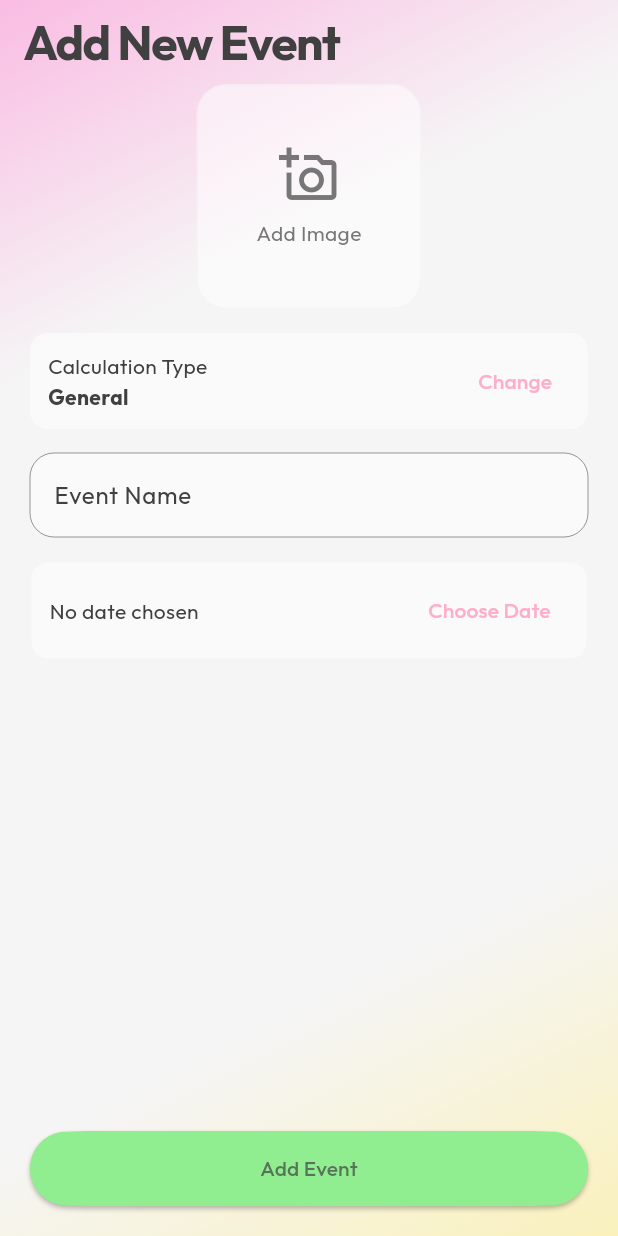
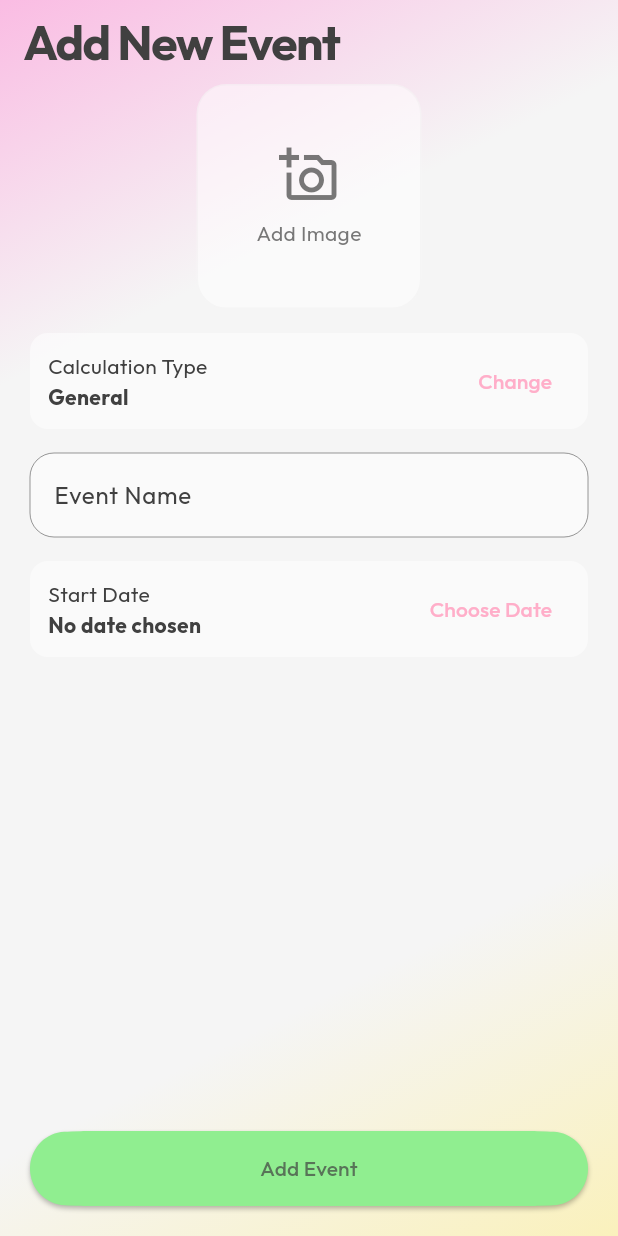
Before and after one commit to syafiqadibafham/ngam_plan, a Flutter app: the AddEventPage widget shown alone on an empty page, opened directly, on a phone screen of 412 x 824 dp. Run offline on Flutter 3.47's test engine with Material 3 defaults, Android fonts, the phone set to English and light mode, and no system bars; our stand-ins replace bloc, cached_network_image, equatable, flutter_animate, flutter_bloc, freezed_annotation and 9 more; missing offline and left inert: smooth_sheets; accounts and stored records are empty.

Commit message:
fix: improve overall widget fix: add emoji for calculation type fix: the app didnt detect today is the event and continue for the next occurance

```diff
--- a/lib/features/events/models/calculation_types.dart
+++ b/lib/features/events/models/calculation_types.dart
@@ -1,8 +1,11 @@
 enum CalculationType {
-  birthday,
-  anniversary,
-  holiday,
-  memory,
-  range,
-  general,
+  birthday("🎂"),
+  anniversary("🤵🏼👰🏼‍♀️"),
+  holiday("🏖️"),
+  memory("🏞️"),
+  range("🗓️"),
+  general("🎟️");
+
+  const CalculationType(this.emoji);
+  final String emoji;
 }
--- a/lib/features/events/view/add_event_view.dart
+++ b/lib/features/events/view/add_event_view.dart
@@ -11,8 +11,10 @@ import 'package:ngam_plan/features/events/models/event.dart';
 import 'package:ngam_plan/features/events/models/calculation_types.dart';
 import 'package:ngam_plan/features/events/widgets/calculation_type_selector.dart';
 import 'package:ngam_plan/src/core/theme/app_colors.dart';
+import 'package:ngam_plan/src/localization/app_localizations.dart';
 import 'package:ngam_plan/src/widgets/app_screen.dart';
 import 'package:ngam_plan/src/widgets/button.dart';
+import 'package:ngam_plan/src/widgets/date_selector.dart';
 import 'package:ngam_plan/src/widgets/text_input.dart';
 
 class AddEventPage extends StatefulWidget {
@@ -138,7 +140,7 @@ class _AddEventPageState extends State<AddEventPage> {
                   },
                 ),
                 const SizedBox(height: 16),
-                _buildDatePicker(),
+                DateSelector(label: AppLocalizations.of(context)!.startDateLabel, selectedDate: _selectedDate, selectedCalculationType: _selectedType),
               ],
             ),
           ),
@@ -179,40 +181,4 @@ class _AddEventPageState extends State<AddEventPage> {
       ),
     );
   }
-
-  Widget _buildDatePicker() {
-    return Container(
-      padding: const EdgeInsets.symmetric(horizontal: 12, vertical: 8),
-      decoration: BoxDecoration(
-        color: AppColors.glassSurface,
-        borderRadius: BorderRadius.circular(12),
-        border: Border.all(color: AppColors.glassBorder),
-      ),
-      child: Row(
-        mainAxisAlignment: MainAxisAlignment.spaceBetween,
-        children: [
-          Text(
-            _selectedDate == null ? 'No date chosen' : 'Date: ${_selectedDate!.toLocal().toString().split(' ')[0]}',
-            style: const TextStyle(color: AppColors.textPrimary),
-          ),
-          TextButton(
-            onPressed: () async {
-              final pickedDate = await showDatePicker(
-                context: context,
-                initialDate: _selectedDate ?? DateTime.now(),
-                firstDate: DateTime(1900),
-                lastDate: _selectedType.lastDate,
-              );
-              if (pickedDate != null) {
-                setState(() {
-                  _selectedDate = pickedDate;
-                });
-              }
-            },
-            child: const Text('Choose Date'),
-          ),
-        ],
-      ),
-    );
-  }
 }
--- a/lib/features/events/view/events_view.dart
+++ b/lib/features/events/view/events_view.dart
@@ -2,7 +2,6 @@ import 'package:flutter/material.dart';
 import 'package:flutter_bloc/flutter_bloc.dart';
 import 'package:go_router/go_router.dart';
 import 'package:ngam_plan/core/routing/app_routes.dart';
-import 'package:ngam_plan/features/countdown/models/countdown.dart';
 import 'package:ngam_plan/features/events/cubit/events_cubit.dart';
 import 'package:ngam_plan/features/events/models/event_extension.dart';
 import 'package:ngam_plan/src/core/theme/app_icons.dart';
--- a/lib/features/events/widgets/calculation_type_selector.dart
+++ b/lib/features/events/widgets/calculation_type_selector.dart
@@ -76,6 +76,7 @@ class _CalculationTypeSheetState extends State<_CalculationTypeSheet> {
                       selected: isSelected,
                       selectedColor: Theme.of(context).colorScheme.primary,
                       tileColor: Theme.of(context).cardColor,
+                      leading: Text(type.emoji),
                       titleTextStyle: isSelected
                           ? TextStyle(
                               color: Theme.of(context).colorScheme.primary,
--- a/lib/features/home/widgets/event_home_widget.dart
+++ b/lib/features/home/widgets/event_home_widget.dart
@@ -18,6 +18,7 @@ class EventHomeWidget extends StatelessWidget {
 
   @override
   Widget build(BuildContext context) {
+    final countdown = CountdownCalculator.getCountdown(event, context);
     return GestureDetector(
       onTap: () {
         onTap?.call();
@@ -118,7 +119,7 @@ class EventHomeWidget extends StatelessWidget {
                         Icon(LucideIcons.hourglass, size: 14, color: Theme.of(context).colorScheme.primary),
                         const SizedBox(width: 4),
                         Text(
-                          CountdownCalculator.getCountdownString(event, context),
+                          countdown.milestoneLabel,
                           style: Theme.of(context).textTheme.labelSmall?.copyWith(
                                 color: Theme.of(context).colorScheme.primary,
                                 fontWeight: FontWeight.bold,
--- a/lib/features/home/widgets/events_home_widget.dart
+++ b/lib/features/home/widgets/events_home_widget.dart
@@ -4,8 +4,8 @@ import 'package:ngam_plan/features/events/models/event_extension.dart';
 import 'package:ngam_plan/features/events/models/events_extension.dart';
 import 'package:ngam_plan/features/home/widgets/event_home_widget.dart';
 
-class EvenstHomeWidget extends StatelessWidget {
-  const EvenstHomeWidget({super.key, required this.events});
+class EventsHomeWidget extends StatelessWidget {
+  const EventsHomeWidget({super.key, required this.events});
 
   final List<Event> events;
 
--- a/lib/src/localization/app_en.arb
+++ b/lib/src/localization/app_en.arb
@@ -97,5 +97,6 @@
   "endDateLabel": "End Date",
   "nextOccurrenceLabel": "Next Occurrence",
   "calculationTypeLabel": "Calculation Type",
-  "eventDetailsTitle": "Event Details"
+  "eventDetailsTitle": "Event Details",
+  "today": "Today"
 }
--- a/lib/src/localization/app_localizations.dart
+++ b/lib/src/localization/app_localizations.dart
@@ -273,6 +273,12 @@ abstract class AppLocalizations {
   /// In en, this message translates to:
   /// **'Event Details'**
   String get eventDetailsTitle;
+
+  /// No description provided for @today.
+  ///
+  /// In en, this message translates to:
+  /// **'Today'**
+  String get today;
 }
 
 class _AppLocalizationsDelegate
--- a/lib/src/localization/app_localizations_en.dart
+++ b/lib/src/localization/app_localizations_en.dart
@@ -109,4 +109,7 @@ class AppLocalizationsEn extends AppLocalizations {
 
   @override
   String get eventDetailsTitle => 'Event Details';
+
+  @override
+  String get today => 'Today';
 }
--- a/lib/src/widgets/card.dart
+++ b/lib/src/widgets/card.dart
@@ -3,12 +3,13 @@ import 'package:ngam_plan/src/core/theme/app_colors.dart';
 import 'package:shimmer/shimmer.dart';
 
 class ContainerCard extends StatelessWidget {
-  const ContainerCard({super.key, required this.child, this.isLoading = false, this.width, this.height});
+  const ContainerCard({super.key, required this.child, this.isLoading = false, this.width, this.height, this.backgroundColor});
 
   final Widget child;
   final bool isLoading;
   final double? width;
   final double? height;
+  final Color? backgroundColor;
 
   @override
   Widget build(BuildContext context) {
@@ -16,7 +17,7 @@ class ContainerCard extends StatelessWidget {
       return Container(
         padding: const EdgeInsets.symmetric(horizontal: 12, vertical: 8),
         decoration: BoxDecoration(
-          color: Theme.of(context).cardColor,
+          color: backgroundColor ?? Theme.of(context).cardColor,
           borderRadius: BorderRadius.circular(12),
           //border: Border.all(color: AppColors.glassBorder),
         ),
--- /dev/null
+++ b/lib/src/widgets/date_selector.dart
@@ -0,0 +1,66 @@
+import 'package:flutter/material.dart';
+import 'package:jiffy/jiffy.dart';
+import 'package:ngam_plan/features/events/models/calculation_type_extension.dart';
+import 'package:ngam_plan/features/events/models/calculation_types.dart';
+import 'package:ngam_plan/src/widgets/text_card.dart';
+
+class DateSelector extends StatelessWidget {
+  const DateSelector({super.key, required this.label, required this.selectedDate, required this.selectedCalculationType, this.onDateChanged});
+
+  final String label;
+  final DateTime? selectedDate;
+  final CalculationType selectedCalculationType;
+  final Function(DateTime date)? onDateChanged;
+
+  @override
+  Widget build(BuildContext context) {
+    return TextCard(
+      title: label,
+      subtitle: selectedDate == null ? 'No date chosen' : Jiffy.parseFromDateTime(selectedDate!.toLocal()).format(pattern: "dd MMM yyyy"),
+      actionLabel: 'Choose Date',
+      onActionPressed: () async {
+        final pickedDate = await showDatePicker(
+          context: context,
+          initialDate: selectedDate ?? DateTime.now(),
+          firstDate: DateTime(1900),
+          lastDate: selectedCalculationType.lastDate,
+        );
+        if (pickedDate != null) {
+          onDateChanged?.call(pickedDate);
+        }
+      },
+    );
+
+    //   Container(
+    //     padding: const EdgeInsets.symmetric(horizontal: 12, vertical: 8),
+    //     decoration: BoxDecoration(
+    //       color: AppColors.glassSurface,
+    //       borderRadius: BorderRadius.circular(12),
+    //       border: Border.all(color: AppColors.glassBorder),
+    //     ),
+    //     child: Row(
+    //       mainAxisAlignment: MainAxisAlignment.spaceBetween,
+    //       children: [
+    //         Text(
+    //           selectedDate == null ? 'No date chosen' : 'Date: ${selectedDate!.toLocal().toString().split(' ')[0]}',
+    //           style: const TextStyle(color: AppColors.textPrimary),
+    //         ),
+    //         TextButton(
+    //           onPressed: () async {
+    //             final pickedDate = await showDatePicker(
+    //               context: context,
+    //               initialDate: selectedDate ?? DateTime.now(),
+    //               firstDate: DateTime(1900),
+    //               lastDate: selectedCalculationType.lastDate,
+    //             );
+    //             if (pickedDate != null) {
+    //               onDateChanged?.call(pickedDate);
+    //             }
+    //           },
+    //           child: const Text('Choose Date'),
+    //         ),
+    //       ],
+    //     ),
+    //   );
+  }
+}
```
Also changed, not shown: lib/features/countdown/models/duration_extension.dart (+39 -5 lines), lib/features/countdown/widgets/countdown_counter.dart (+23 -7 lines), lib/features/events/view/event_view.dart (+26 -16 lines), lib/features/home/view/home_page.dart (+31 -16 lines), lib/src/utils/countdown_calculator.dart (+22 -3 lines), 1 other file.
